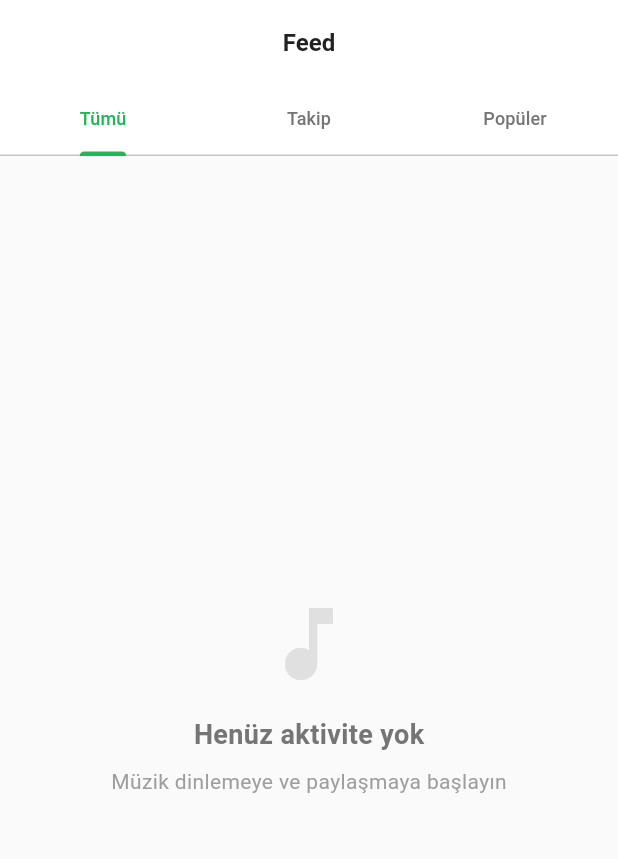
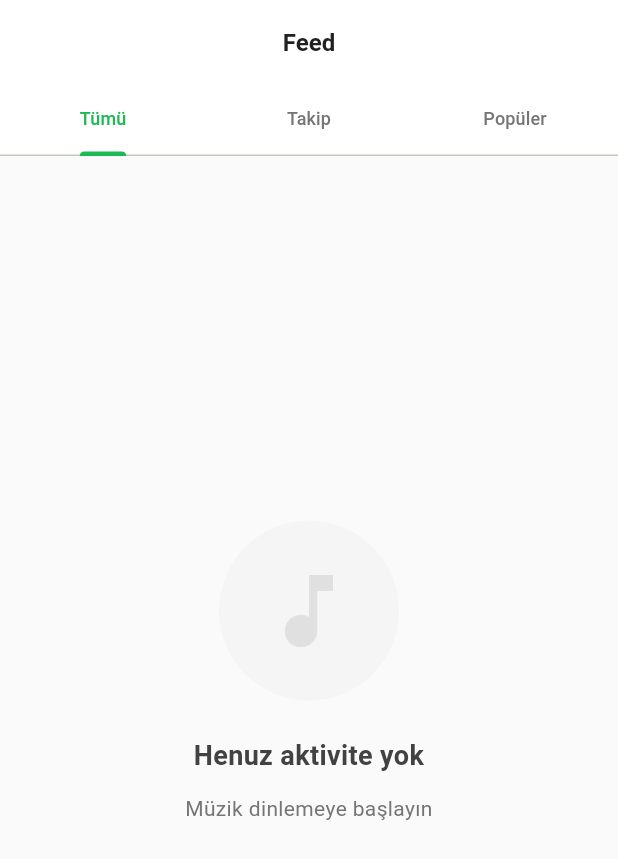
Before and after one commit to furkankobain/MusicShare, a Flutter app: the SocialFeedPage screen opened by its route, on a phone screen of 412 x 824 dp. Shown: the top 859 px of the screen. Run offline on Flutter 3.47's test engine with Material 3 defaults, Android fonts, the phone set to English and light mode, and no system bars; our stand-ins replace audioplayers, cached_network_image, cloud_firestore, dio, equatable, firebase_auth and 16 more; missing offline and left inert: mobile_scanner; accounts and stored records are empty.

Commit message:
Phase 1: Task 1-3 tamamlandı - Locale fix, Empty states, Loading states

```diff
--- a/lib/features/diary/presentation/pages/music_diary_page.dart
+++ b/lib/features/diary/presentation/pages/music_diary_page.dart
@@ -1,6 +1,7 @@
 import 'package:flutter/material.dart';
 import 'package:flutter_riverpod/flutter_riverpod.dart';
 import 'package:intl/intl.dart';
+import 'package:intl/date_symbol_data_local.dart';
 import 'package:go_router/go_router.dart';
 
 import '../../../../shared/models/music_diary_entry.dart';
--- a/lib/features/discover/presentation/pages/enhanced_discover_page.dart
+++ b/lib/features/discover/presentation/pages/enhanced_discover_page.dart
@@ -1,6 +1,7 @@
 import 'package:flutter/material.dart';
 import 'package:flutter_riverpod/flutter_riverpod.dart';
 import 'package:intl/intl.dart';
+import 'package:intl/date_symbol_data_local.dart';
 
 import '../../../../shared/models/music_review.dart';
 import '../../../../core/theme/app_theme.dart';
--- a/lib/features/messaging/chat_page.dart
+++ b/lib/features/messaging/chat_page.dart
@@ -2,6 +2,7 @@ import 'package:flutter/material.dart';
 import 'package:flutter/services.dart';
 import 'package:cloud_firestore/cloud_firestore.dart';
 import 'package:intl/intl.dart';
+import 'package:intl/date_symbol_data_local.dart';
 import 'dart:async';
 import '../../shared/models/conversation.dart';
 import '../../shared/models/message.dart';
@@ -42,6 +43,7 @@ class _ChatPageState extends State<ChatPage> {
   @override
   void initState() {
     super.initState();
+    initializeDateFormatting('tr_TR', null);
     _currentUserId = FirebaseBypassAuthService.currentUserId ?? '';
     _listenToTypingStatus();
     _listenToOnlineStatus();
--- a/lib/features/messaging/widgets/instagram_message_bubble.dart
+++ b/lib/features/messaging/widgets/instagram_message_bubble.dart
@@ -1,5 +1,6 @@
 import 'package:flutter/material.dart';
 import 'package:intl/intl.dart';
+import 'package:intl/date_symbol_data_local.dart';
 import '../../../shared/models/message.dart';
 import '../../../shared/services/messaging_service.dart';
 
@@ -34,6 +35,7 @@ class _InstagramMessageBubbleState extends State<InstagramMessageBubble>
   @override
   void initState() {
     super.initState();
+    initializeDateFormatting('tr_TR', null);
     _controller = AnimationController(
       duration: const Duration(milliseconds: 200),
       vsync: this,
--- a/lib/features/profile/widgets/activity_timeline.dart
+++ b/lib/features/profile/widgets/activity_timeline.dart
@@ -1,6 +1,7 @@
 import 'package:flutter/material.dart';
 import 'package:cloud_firestore/cloud_firestore.dart';
 import 'package:intl/intl.dart';
+import 'package:intl/date_symbol_data_local.dart';
 import '../../../core/theme/app_theme.dart';
 
 /// Activity timeline widget showing chronological user activities
@@ -28,6 +29,7 @@ class _ActivityTimelineState extends State<ActivityTimeline> {
   @override
   void initState() {
     super.initState();
+    initializeDateFormatting('tr_TR', null);
     _loadActivities();
     _scrollController.addListener(_onScroll);
   }
--- a/lib/features/recently_played/recently_played_page.dart
+++ b/lib/features/recently_played/recently_played_page.dart
@@ -1,5 +1,6 @@
 import 'package:flutter/material.dart';
 import 'package:intl/intl.dart';
+import 'package:intl/date_symbol_data_local.dart';
 import '../../shared/models/play_history.dart';
 import '../../shared/services/spotify_service.dart';
 import '../../core/theme/app_theme.dart';
@@ -19,6 +20,7 @@ class _RecentlyPlayedPageState extends State<RecentlyPlayedPage> {
   @override
   void initState() {
     super.initState();
+    initializeDateFormatting('tr_TR', null);
     _loadRecentlyPlayed();
   }
 
--- a/lib/features/reviews/presentation/pages/reviews_page.dart
+++ b/lib/features/reviews/presentation/pages/reviews_page.dart
@@ -1,6 +1,7 @@
 import 'package:flutter/material.dart';
 import 'package:flutter_riverpod/flutter_riverpod.dart';
 import 'package:intl/intl.dart';
+import 'package:intl/date_symbol_data_local.dart';
 
 import '../../../../shared/models/music_review.dart';
 import '../../../../core/theme/app_theme.dart';
@@ -19,6 +20,7 @@ class _ReviewsPageState extends ConsumerState<ReviewsPage> with SingleTickerProv
   @override
   void initState() {
     super.initState();
+    initializeDateFormatting('tr_TR', null);
     _tabController = TabController(length: 3, vsync: this);
   }
 
--- a/lib/features/social/presentation/pages/social_feed_page.dart
+++ b/lib/features/social/presentation/pages/social_feed_page.dart
@@ -2,9 +2,11 @@ import 'package:flutter/material.dart';
 import 'package:flutter_riverpod/flutter_riverpod.dart';
 import 'package:cached_network_image/cached_network_image.dart';
 import 'package:intl/intl.dart';
+import 'package:intl/date_symbol_data_local.dart';
 
 import '../../../../shared/models/activity_item.dart';
 import '../../../../core/theme/app_theme.dart';
+import '../../../../shared/widgets/empty_state_widget.dart';
 
 class SocialFeedPage extends ConsumerStatefulWidget {
   const SocialFeedPage({super.key});
@@ -19,6 +21,7 @@ class _SocialFeedPageState extends ConsumerState<SocialFeedPage> with SingleTick
   @override
   void initState() {
     super.initState();
+    initializeDateFormatting('tr_TR', null);
     _tabController = TabController(length: 3, vsync: this);
   }
 
@@ -66,33 +69,27 @@ class _SocialFeedPageState extends ConsumerState<SocialFeedPage> with SingleTick
     final mockActivities = _getMockActivities();
 
     if (mockActivities.isEmpty) {
-      return Center(
-        child: Column(
-          mainAxisAlignment: MainAxisAlignment.center,
-          children: [
-            Icon(
-              Icons.music_note,
-              size: 64,
-              color: isDark ? Colors.grey[700] : Colors.grey[300],
-            ),
-            const SizedBox(height: 16),
-            Text(
-              'Henüz aktivite yok',
-              style: TextStyle(
-                fontSize: 18,
-                fontWeight: FontWeight.w600,
-                color: isDark ? Colors.grey[400] : Colors.grey[600],
-              ),
-            ),
-            const SizedBox(height: 8),
-            Text(
-              'Müzik dinlemeye ve paylaşmaya başlayın',
-              style: TextStyle(
-                color: isDark ? Colors.grey[500] : Colors.grey[500],
-              ),
-            ),
-          ],
-        ),
+      late String title;
+      late String description;
+
+      switch (feedType) {
+        case 'following':
+          title = 'Kimseyi takip etmiyorsun';
+          description = 'Arkadaşlarınızı takip edin ve aktivitelerini görün';
+          break;
+        case 'popular':
+          title = 'Popüler içerik yok';
+          description = 'Daha sonra tekrar dene';
+          break;
+        default:
+          title = 'Henuz aktivite yok';
+          description = 'Müzik dinlemeye başlayın';
+      }
+
+      return EmptyStateWidget(
+        title: title,
+        description: description,
+        icon: Icons.music_note,
       );
     }
 
--- /dev/null
+++ b/lib/shared/widgets/empty_state_widget.dart
@@ -0,0 +1,100 @@
+import 'package:flutter/material.dart';
+import '../../core/theme/app_theme.dart';
+
+class EmptyStateWidget extends StatelessWidget {
+  final String title;
+  final String description;
+  final IconData icon;
+  final VoidCallback? onActionPressed;
+  final String? actionButtonLabel;
+  final Color? iconColor;
+
+  const EmptyStateWidget({
+    super.key,
+    required this.title,
+    required this.description,
+    required this.icon,
+    this.onActionPressed,
+    this.actionButtonLabel,
+    this.iconColor,
+  });
+
+  @override
+  Widget build(BuildContext context) {
+    final isDark = Theme.of(context).brightness == Brightness.dark;
+    final finalIconColor = iconColor ?? (isDark ? Colors.grey[700]! : Colors.grey[300]!);
+
+    return Center(
+      child: SingleChildScrollView(
+        child: Padding(
+          padding: const EdgeInsets.all(32),
+          child: Column(
+            mainAxisAlignment: MainAxisAlignment.center,
+            children: [
+              // Animated Icon Container
+              Container(
+                width: 120,
+                height: 120,
+                decoration: BoxDecoration(
+                  shape: BoxShape.circle,
+                  color: isDark ? Colors.grey[850] : Colors.grey[100],
+                ),
+                child: Center(
+                  child: Icon(
+                    icon,
+                    size: 64,
+                    color: finalIconColor,
+                  ),
+                ),
+              ),
+              const SizedBox(height: 24),
+
+              // Title
+              Text(
+                title,
+                textAlign: TextAlign.center,
+                style: TextStyle(
+                  fontSize: 18,
+                  fontWeight: FontWeight.w600,
+                  color: isDark ? Colors.grey[200] : Colors.grey[800],
+                ),
+              ),
+              const SizedBox(height: 12),
+
+              // Description
+              Text(
+                description,
+                textAlign: TextAlign.center,
+                style: TextStyle(
+                  fontSize: 14,
+                  color: isDark ? Colors.grey[400] : Colors.grey[600],
+                ),
+              ),
+              const SizedBox(height: 32),
+
+              // Action Button
+              if (onActionPressed != null && actionButtonLabel != null)
+                ElevatedButton(
+                  onPressed: onActionPressed,
+                  style: ElevatedButton.styleFrom(
+                    backgroundColor: AppTheme.primaryColor,
+                    padding: const EdgeInsets.symmetric(horizontal: 32, vertical: 12),
+                    shape: RoundedRectangleBorder(
+                      borderRadius: BorderRadius.circular(12),
+                    ),
+                  ),
+                  child: Text(
+                    actionButtonLabel!,
+                    style: const TextStyle(
+                      color: Colors.white,
+                      fontWeight: FontWeight.w600,
+                    ),
+                  ),
+                ),
+            ],
+          ),
+        ),
+      ),
+    );
+  }
+}
```
Also changed, not shown: lib/features/messaging/conversations_page.dart (+35 -37 lines), lib/features/reviews/presentation/pages/review_detail_page.dart (+7 -0 lines), lib/shared/services/error_handler_service.dart (added, +151 -0 lines), lib/shared/widgets/skeleton_loading.dart (added, +94 -0 lines), lib/shared/widgets/skeleton_widgets.dart (added, +213 -0 lines).
